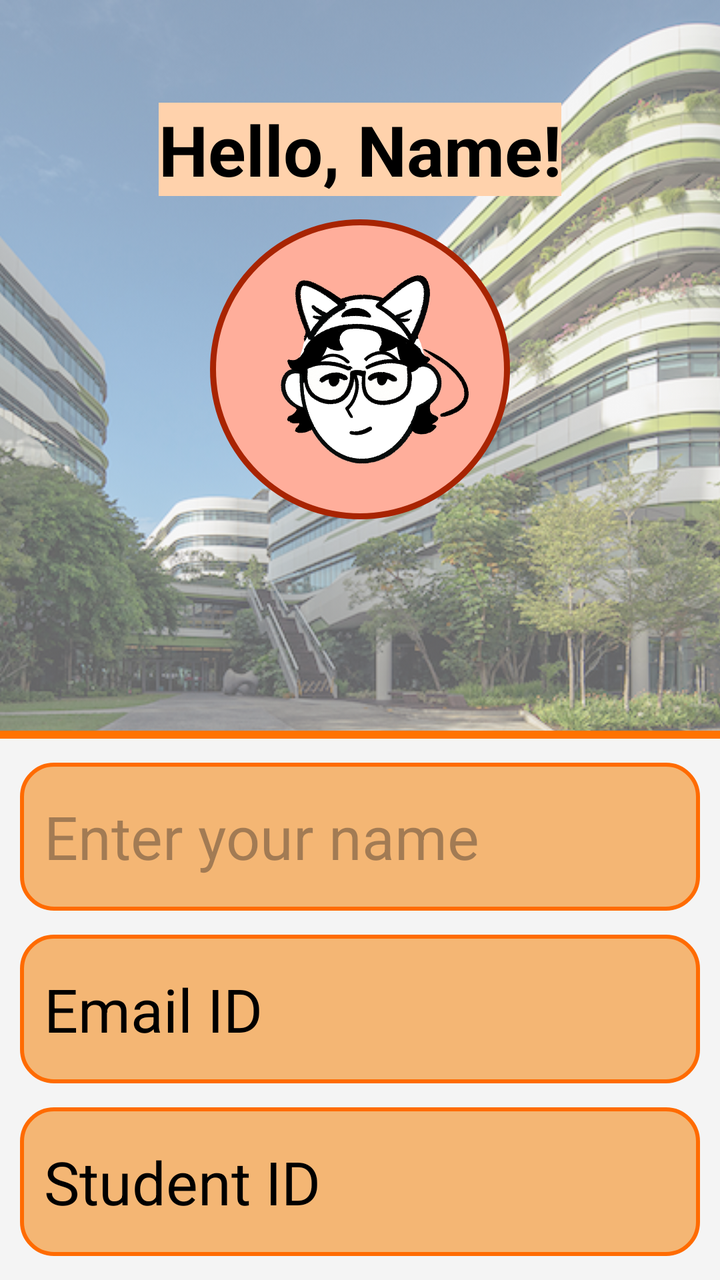
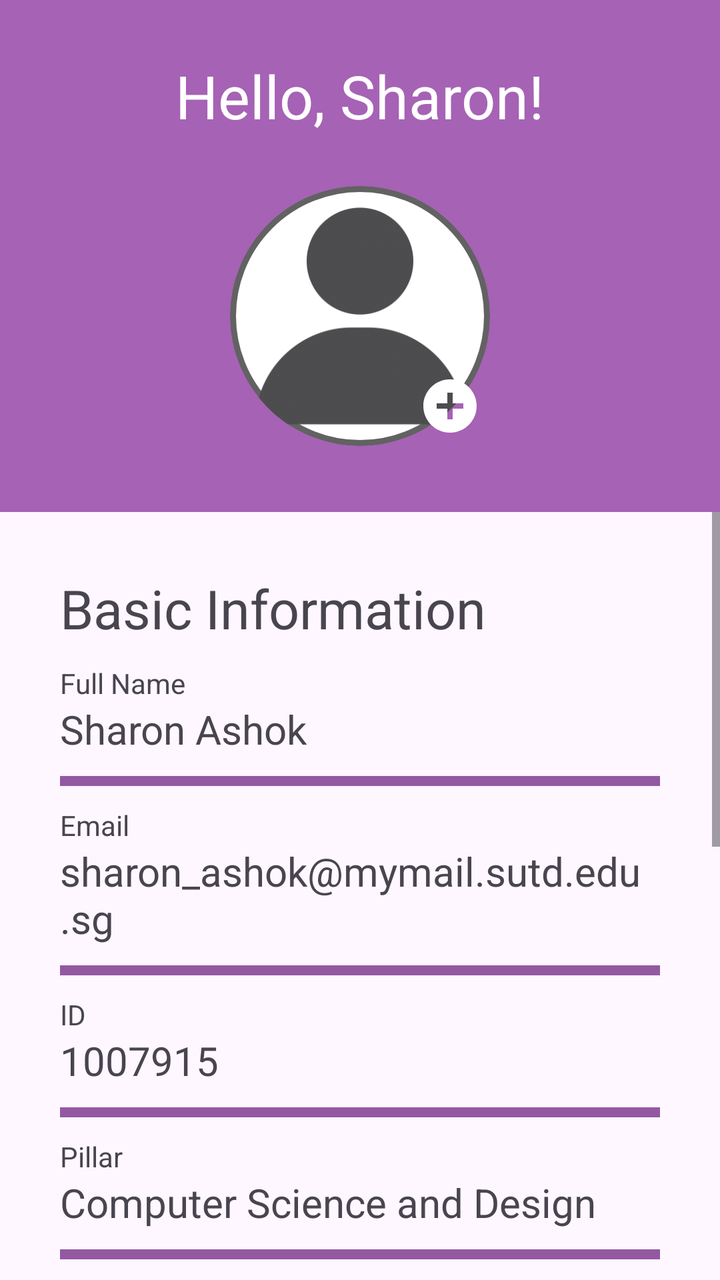

Two renders of the same Android screen: before a commit and after it. Below are the layout's source before the change and the commit's diff.
<!-- AndroidManifest.xml: application theme Theme.Infosys1d -->
<!-- res/layout/fragment_profile_student.xml -->
<?xml version="1.0" encoding="utf-8"?>
<FrameLayout xmlns:android="http://schemas.android.com/apk/res/android"
    xmlns:tools="http://schemas.android.com/tools"
    android:layout_width="match_parent"
    android:layout_height="match_parent"
    tools:context=".ProfileFragmentStudent"
    android:background="#F4F4F4">

    
    <LinearLayout
        android:layout_width="match_parent"
        android:layout_height="match_parent"
        android:orientation="vertical">

        <FrameLayout
            android:layout_width="match_parent"
            android:layout_height="0dp"
            android:layout_weight="3">

            <ImageView
                android:id="@+id/backgroundImage"
                android:layout_width="match_parent"
                android:layout_height="match_parent"
                android:src="@drawable/default_profile"
                android:scaleType="centerCrop"
                android:clickable="true"
                android:focusable="true"
                android:alpha="0.6"/>

            <ImageView
                android:id="@+id/profileImage"
                android:layout_width="150dp"
                android:layout_height="150dp"
                android:layout_gravity="center"
                android:background="@drawable/circle_mask"
                android:scaleType="centerCrop"
                android:src="@drawable/profile_pic"/>

            <TextView
                android:layout_width="wrap_content"
                android:layout_height="wrap_content"
                android:text="Hello, Name!"
                android:textSize="35dp"
                android:layout_gravity="center"
                android:layout_marginBottom="110dp"
                android:textColor="@color/black"
                android:textStyle="bold"
                android:background="#FFD2AC"/>

            <View
                android:layout_width="match_parent"
                android:layout_height="4dp"
                android:layout_gravity="bottom"
                android:layout_marginTop="150dp"
                android:background="#FF7300"/>

        </FrameLayout>

        <LinearLayout
            android:layout_width="match_parent"
            android:layout_height="0dp"
            android:layout_weight="2"
            android:layout_marginTop="12dp"
            android:layout_marginBottom="12dp"
            android:orientation="vertical"
            android:showDividers="middle"
            android:divider="@drawable/spacer_12dp"
            android:dividerPadding="12dp">

            <EditText
                android:id="@+id/name"
                android:layout_width="match_parent"
                android:layout_height="0dp"
                android:layout_weight="1"
                android:layout_marginLeft="10dp"
                android:layout_marginRight="10dp"
                android:background="@drawable/profile_overlay_box"
                android:hint="Enter your name"
                android:textSize="30sp"
                android:padding="12dp"
                android:textColor="@color/black"/>

            <EditText
                android:id="@+id/email"
                android:layout_width="match_parent"
                android:layout_height="0dp"
                android:layout_weight="1"
                android:layout_marginLeft="10dp"
                android:layout_marginRight="10dp"
                android:background="@drawable/profile_overlay_box"
                android:text="Email ID"
                android:textSize="30sp"
                android:padding="12dp"
                android:textColor="@color/black"/>

            <EditText
                android:id="@+id/studentId"
                android:layout_width="match_parent"
                android:layout_height="0dp"
                android:layout_weight="1"
                android:layout_marginLeft="10dp"
                android:layout_marginRight="10dp"
                android:background="@drawable/profile_overlay_box"
                android:text="Student ID"
                android:textSize="30sp"
                android:padding="12dp"
                android:textColor="@color/black"/>

        </LinearLayout>

    </LinearLayout>

</FrameLayout>
<!-- resources referenced by this layout -->
<resources>
  <color name="black">#FF000000</color>
  <!-- drawable circle_mask (drawable) -->
  <?xml version="1.0" encoding="utf-8"?>
  <shape xmlns:android="http://schemas.android.com/apk/res/android"
      android:shape="oval">
      <solid android:color="#FFAE9B"/>
      <stroke
          android:width="3dp"
          android:color="#A82402"/>
  
  </shape>
  <!-- drawable default_profile: jpg bitmap (drawable, 791952 bytes) -->
  <!-- drawable profile_overlay_box (drawable) -->
  <?xml version="1.0" encoding="utf-8"?>
  <shape xmlns:android="http://schemas.android.com/apk/res/android"
      android:shape="rectangle">
  
      <solid android:color="#F4B674"/>
      <corners android:radius="16dp"/>
      <stroke
          android:width="2dp"
          android:color="#FF6B00"/>
  
  </shape>
  <!-- drawable profile_pic: png bitmap (drawable, 672652 bytes) -->
  <!-- drawable spacer_12dp (drawable) -->
  <?xml version="1.0" encoding="utf-8"?>
  <shape xmlns:android="http://schemas.android.com/apk/res/android"
      android:shape="rectangle">
      <size android:height="12dp" />
      <solid android:color="@android:color/transparent" />
  </shape>
  <style name="Theme.Infosys1d" parent="Base.Theme.Infosys1d" />
  <style name="Base.Theme.Infosys1d" parent="Theme.Material3.DayNight.NoActionBar">
          
          
      </style>
</resources>

<!-- the commit's change to res/layout/fragment_profile_student.xml (unified diff, before → after) -->
@@ -3,8 +3,7 @@
     xmlns:tools="http://schemas.android.com/tools"
     android:layout_width="match_parent"
     android:layout_height="match_parent"
-    tools:context=".ProfileFragmentStudent"
-    android:background="#F4F4F4">
+    tools:context=".ProfileFragmentStudent">
 
     
     <LinearLayout
@@ -15,98 +14,362 @@
         <FrameLayout
             android:layout_width="match_parent"
             android:layout_height="0dp"
-            android:layout_weight="3">
+            android:layout_weight="2">
 
             <ImageView
-                android:id="@+id/backgroundImage"
+                android:id="@+id/background"
                 android:layout_width="match_parent"
                 android:layout_height="match_parent"
-                android:src="@drawable/default_profile"
-                android:scaleType="centerCrop"
+                android:background="#6D0083"
                 android:clickable="true"
                 android:focusable="true"
                 android:alpha="0.6"/>
 
-            <ImageView
-                android:id="@+id/profileImage"
-                android:layout_width="150dp"
-                android:layout_height="150dp"
-                android:layout_gravity="center"
-                android:background="@drawable/circle_mask"
-                android:scaleType="centerCrop"
-                android:src="@drawable/profile_pic"/>
-
             <TextView
                 android:layout_width="wrap_content"
                 android:layout_height="wrap_content"
-                android:text="Hello, Name!"
-                android:textSize="35dp"
                 android:layout_gravity="center"
-                android:layout_marginBottom="110dp"
-                android:textColor="@color/black"
-                android:textStyle="bold"
-                android:background="#FFD2AC"/>
-
-            <View
-                android:layout_width="match_parent"
-                android:layout_height="4dp"
-                android:layout_gravity="bottom"
-                android:layout_marginTop="150dp"
-                android:background="#FF7300"/>
+                android:layout_marginBottom="80dp"
+                android:text="Hello, Sharon!"
+                android:textSize="30sp"
+                android:textColor="#FFFFFF"/>
+
+            <FrameLayout
+                android:layout_width="130dp"
+                android:layout_height="130dp"
+                android:layout_gravity="center"
+                android:layout_marginTop="30dp">
+
+                <ImageView
+                    android:id="@+id/profileImage"
+                    android:layout_width="130dp"
+                    android:layout_height="130dp"
+                    android:background="@drawable/circle_mask"
+                    android:src="@drawable/profile_picture"
+                    android:layout_gravity="center"
+                    android:scaleType="centerCrop"
+                    android:clipToOutline="true"/>
+
+                <ImageView
+                    android:id="@+id/ImagePicker"
+                    android:layout_width="32dp"
+                    android:layout_height="32dp"
+                    android:layout_gravity="bottom|right"
+                    android:layout_margin="4dp"
+                    android:src="@drawable/profile_change_button" />
+
+            </FrameLayout>
 
         </FrameLayout>
 
-        <LinearLayout
+        <ScrollView
             android:layout_width="match_parent"
             android:layout_height="0dp"
-            android:layout_weight="2"
-            android:layout_marginTop="12dp"
-            android:layout_marginBottom="12dp"
-            android:orientation="vertical"
-            android:showDividers="middle"
-            android:divider="@drawable/spacer_12dp"
-            android:dividerPadding="12dp">
-
-            <EditText
-                android:id="@+id/name"
+            android:layout_weight="3">
+
+            <FrameLayout
                 android:layout_width="match_parent"
-                android:layout_height="0dp"
-                android:layout_weight="1"
-                android:layout_marginLeft="10dp"
-                android:layout_marginRight="10dp"
-                android:background="@drawable/profile_overlay_box"
-                android:hint="Enter your name"
-                android:textSize="30sp"
-                android:padding="12dp"
-                android:textColor="@color/black"/>
-
-            <EditText
-                android:id="@+id/email"
-                android:layout_width="match_parent"
-                android:layout_height="0dp"
-                android:layout_weight="1"
-                android:layout_marginLeft="10dp"
-                android:layout_marginRight="10dp"
-                android:background="@drawable/profile_overlay_box"
-                android:text="Email ID"
-                android:textSize="30sp"
-                android:padding="12dp"
-                android:textColor="@color/black"/>
-
-            <EditText
-                android:id="@+id/studentId"
-                android:layout_width="match_parent"
-                android:layout_height="0dp"
-                android:layout_weight="1"
-                android:layout_marginLeft="10dp"
-                android:layout_marginRight="10dp"
-                android:background="@drawable/profile_overlay_box"
-                android:text="Student ID"
-                android:textSize="30sp"
-                android:padding="12dp"
-                android:textColor="@color/black"/>
-
-        </LinearLayout>
+                android:layout_height="match_parent">
+
+                <LinearLayout
+                    android:layout_width="match_parent"
+                    android:layout_height="match_parent"
+                    android:orientation="vertical"
+                    android:padding="30dp">
+
+                    <TextView
+                        android:layout_width="match_parent"
+                        android:layout_height="wrap_content"
+                        android:layout_weight="1"
+                        android:text="Basic Information"
+                        android:textSize="27sp"
+                        android:paddingBottom="10dp"/>
+
+                    <LinearLayout
+                        android:id="@+id/NameField"
+                        android:layout_width="match_parent"
+                        android:layout_height="wrap_content"
+                        android:layout_weight="1"
+                        android:orientation="vertical"
+                        android:gravity="center_vertical">
+
+                        <TextView
+                            android:layout_width="match_parent"
+                            android:layout_height="wrap_content"
+                            android:text="Full Name"/>
+
+                        <TextView
+                            android:layout_width="match_parent"
+                            android:layout_height="wrap_content"
+                            android:text="Sharon Ashok"
+                            android:textSize="20sp"/>
+
+                        <View
+                            android:layout_width="match_parent"
+                            android:layout_height="5dp"
+                            android:background="#9458A1"
+                            android:layout_marginTop="10dp"
+                            android:layout_marginBottom="10dp" />
+
+                    </LinearLayout>
+
+                    <LinearLayout
+                        android:id="@+id/EmailField"
+                        android:layout_width="match_parent"
+                        android:layout_height="wrap_content"
+                        android:layout_weight="1"
+                        android:orientation="vertical"
+                        android:gravity="center_vertical">
+
+                        <TextView
+                            android:layout_width="match_parent"
+                            android:layout_height="wrap_content"
+                            android:text="Email"/>
+
+                        <TextView
+                            android:layout_width="match_parent"
+                            android:layout_height="wrap_content"
+                            android:text="sharon_ashok@mymail.sutd.edu.sg"
+                            android:textSize="20sp"/>
+
+                        <View
+                            android:layout_width="match_parent"
+                            android:layout_height="5dp"
+                            android:background="#9458A1"
+                            android:layout_marginTop="10dp"
+                            android:layout_marginBottom="10dp" />
+
+                    </LinearLayout>
+
+                    <LinearLayout
+                        android:id="@+id/IdField"
+                        android:layout_width="match_parent"
+                        android:layout_height="wrap_content"
+                        android:layout_weight="1"
+                        android:orientation="vertical"
+                        android:gravity="center_vertical">
+
+                        <TextView
+                            android:layout_width="match_parent"
+                            android:layout_height="wrap_content"
+                            android:text="ID"/>
+
+                        <TextView
+                            android:layout_width="match_parent"
+                            android:layout_height="wrap_content"
+                            android:text="1007915"
+                            android:textSize="20sp"/>
+
+                        <View
+                            android:layout_width="match_parent"
+                            android:layout_height="5dp"
+                            android:background="#9458A1"
+                            android:layout_marginTop="10dp"
+                            android:layout_marginBottom="10dp" />
+
+                    </LinearLayout>
+
+                    <LinearLayout
+                        android:id="@+id/PillarField"
+                        android:layout_width="match_parent"
+                        android:layout_height="wrap_content"
+                        android:layout_weight="1"
+                        android:orientation="vertical"
+                        android:gravity="center_vertical">
+
+                        <TextView
+                            android:layout_width="match_parent"
+                            android:layout_height="wrap_content"
+                            android:text="Pillar"/>
+
+                        <TextView
+                            android:layout_width="match_parent"
+                            android:layout_height="wrap_content"
+                            android:text="Computer Science and Design"
+                            android:textSize="20sp"/>
+
+                        <View
+                            android:layout_width="match_parent"
+                            android:layout_height="5dp"
+                            android:background="#9458A1"
+                            android:layout_marginTop="10dp"
+                            android:layout_marginBottom="10dp" />
+
+                    </LinearLayout>
+
+                    <TextView
+                        android:layout_width="match_parent"
+                        android:layout_height="wrap_content"
+                        android:layout_weight="1"
+                        android:text="Additional Information"
+                        android:textSize="27sp"
+                        android:paddingTop="10dp"
+                        android:paddingBottom="10dp"/>
+
+                    <LinearLayout
+                        android:id="@+id/GenderField"
+                        android:layout_width="match_parent"
+                        android:layout_height="wrap_content"
+                        android:layout_weight="1"
+                        android:orientation="vertical"
+                        android:gravity="center_vertical">
+
+                        <TextView
+                            android:layout_width="match_parent"
+                            android:layout_height="wrap_content"
+                            android:text="Gender"/>
+
+                        <EditText
+                            android:layout_width="match_parent"
+                            android:layout_height="wrap_content"
+                            android:hint="Add Gender"
+                            android:textSize="20sp"
+                            android:background="@drawable/transparent_background"
+                            android:textColor="@color/black"/>
+
+                        <View
+                            android:layout_width="match_parent"
+                            android:layout_height="5dp"
+                            android:background="#9458A1"
+                            android:layout_marginTop="10dp"
+                            android:layout_marginBottom="10dp" />
+
+                    </LinearLayout>
+
+                    <LinearLayout
+                        android:id="@+id/BirthdayField"
+                        android:layout_width="match_parent"
+                        android:layout_height="wrap_content"
+                        android:layout_weight="1"
+                        android:orientation="vertical"
+                        android:gravity="center_vertical">
+
+                        <TextView
+                            android:layout_width="match_parent"
+                            android:layout_height="wrap_content"
+                            android:text="Gender"/>
+
+                        <EditText
+                            android:layout_width="match_parent"
+                            android:layout_height="wrap_content"
+                            android:hint="Add Birthday"
+                            android:textSize="20sp"
+                            android:background="@drawable/transparent_background"
+                            android:textColor="@color/black"/>
+
+                        <View
+                            android:layout_width="match_parent"
+                            android:layout_height="5dp"
+                            android:background="#9458A1"
+                            android:layout_marginTop="10dp"
+                            android:layout_marginBottom="10dp"/>
+
+                    </LinearLayout>
+
+                    <LinearLayout
+                        android:id="@+id/LinkedInField"
+                        android:layout_width="match_parent"
+                        android:layout_height="wrap_content"
+                        android:layout_weight="1"
+                        android:orientation="vertical"
+                        android:gravity="center_vertical">
+
+                        <TextView
+                            android:layout_width="match_parent"
+                            android:layout_height="wrap_content"
+                            android:text="LinkedIn Website"/>
+
+                        <EditText
+                            android:layout_width="match_parent"
+                            android:layout_height="wrap_content"
+                            android:hint="Add Website"
+                            android:textSize="20sp"
+                            android:background="@drawable/transparent_background"
+                            android:textColor="@color/black"/>
+
+                        <View
+                            android:layout_width="match_parent"
+                            android:layout_height="5dp"
+                            android:background="#9458A1"
+                            android:layout_marginTop="10dp"
+                            android:layout_marginBottom="10dp" />
+
+                    </LinearLayout>
+
+                    <TextView
+                        android:layout_width="match_parent"
+                        android:layout_height="wrap_content"
+                        android:layout_weight="1"
+                        android:text="Contact Information"
+                        android:textSize="27sp"
+                        android:paddingTop="10dp"
+                        android:paddingBottom="10dp"/>
+
+                    <LinearLayout
+                        android:id="@+id/MailingField"
+                        android:layout_width="match_parent"
+                        android:layout_height="wrap_content"
+                        android:layout_weight="1"
+                        android:orientation="vertical"
+                        android:gravity="center_vertical">
+
+                        <TextView
+                            android:layout_width="match_parent"
+                            android:layout_height="wrap_content"
+                            android:text="Mailing Address"/>
+
+                        <EditText
+                            android:layout_width="match_parent"
+                            android:layout_height="wrap_content"
+                            android:hint="Add Mailing Address"
+                            android:textSize="20sp"
+                            android:background="@drawable/transparent_background"
+                            android:textColor="@color/black"/>
+
+                        <View
+                            android:layout_width="match_parent"
+                            android:layout_height="5dp"
+                            android:background="#9458A1"
+                            android:layout_marginTop="10dp"
+                            android:layout_marginBottom="10dp" />
+
+                    </LinearLayout>
+
+                    <LinearLayout
+                        android:id="@+id/NumberField"
+                        android:layout_width="match_parent"
+                        android:layout_height="wrap_content"
+                        android:layout_weight="1"
+                        android:orientation="vertical"
+                        android:gravity="center_vertical">
+
+                        <TextView
+                            android:layout_width="match_parent"
+                            android:layout_height="wrap_content"
+                            android:text="Phone Number"/>
+
+                        <EditText
+                            android:layout_width="match_parent"
+                            android:layout_height="wrap_content"
+                            android:hint="Add Phone Number"
+                            android:textSize="20sp"
+                            android:background="@drawable/transparent_background"
+                            android:textColor="@color/black"/>
+
+                        <View
+                            android:layout_width="match_parent"
+                            android:layout_height="5dp"
+                            android:background="#9458A1"
+                            android:layout_marginTop="10dp"
+                            android:layout_marginBottom="10dp" />
+
+                    </LinearLayout>
+
+                </LinearLayout>
+
+            </FrameLayout>
+
+        </ScrollView>
 
     </LinearLayout>
 
<!-- resource entries referenced after the edit -->
@@ -5,31 +5,22 @@
   <?xml version="1.0" encoding="utf-8"?>
   <shape xmlns:android="http://schemas.android.com/apk/res/android"
       android:shape="oval">
-      <solid android:color="#FFAE9B"/>
+      <solid android:color="#FFFFFF"/>
       <stroke
           android:width="3dp"
-          android:color="#A82402"/>
+          android:color="#626262"/>
   
   </shape>
-  <!-- drawable default_profile: jpg bitmap (drawable, 791952 bytes) -->
-  <!-- drawable profile_overlay_box (drawable) -->
-  <?xml version="1.0" encoding="utf-8"?>
+  <!-- drawable profile_change_button (drawable) -->
+  <vector xmlns:android="http://schemas.android.com/apk/res/android" android:height="24dp" android:tint="#FFFFFF" android:viewportHeight="24" android:viewportWidth="24" android:width="24dp">
+        
+      <path android:fillColor="@android:color/white" android:pathData="M12,2C6.48,2 2,6.48 2,12s4.48,10 10,10 10,-4.48 10,-10S17.52,2 12,2zM17,13h-4v4h-2v-4L7,13v-2h4L11,7h2v4h4v2z"/>
+      
+  </vector>
+  <!-- drawable profile_picture: png bitmap (drawable, 20981 bytes) -->
+  <!-- drawable transparent_background (drawable) -->
   <shape xmlns:android="http://schemas.android.com/apk/res/android"
       android:shape="rectangle">
-  
-      <solid android:color="#F4B674"/>
-      <corners android:radius="16dp"/>
-      <stroke
-          android:width="2dp"
-          android:color="#FF6B00"/>
-  
-  </shape>
-  <!-- drawable profile_pic: png bitmap (drawable, 672652 bytes) -->
-  <!-- drawable spacer_12dp (drawable) -->
-  <?xml version="1.0" encoding="utf-8"?>
-  <shape xmlns:android="http://schemas.android.com/apk/res/android"
-      android:shape="rectangle">
-      <size android:height="12dp" />
       <solid android:color="@android:color/transparent" />
   </shape>
   <style name="Theme.Infosys1d" parent="Base.Theme.Infosys1d" />
